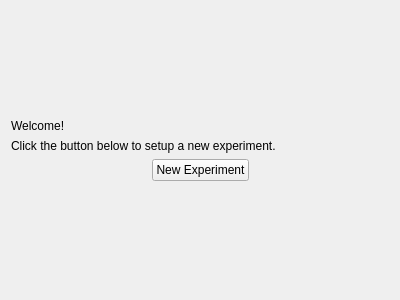
First picture: the form in ObjectTrackMatrix/NewUser.ui, repository parallax-xallaraq/ObjectTrackMatrix, before the edit.
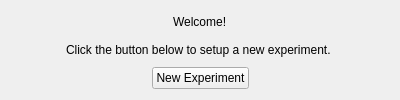
Second picture: the form after the edit.

Patch:
```diff
--- a/ObjectTrackMatrix/NewUser.ui
+++ b/ObjectTrackMatrix/NewUser.ui
@@ -7,36 +7,23 @@
     <x>0</x>
     <y>0</y>
     <width>400</width>
-    <height>300</height>
+    <height>100</height>
    </rect>
   </property>
   <property name="windowTitle">
    <string>Form</string>
   </property>
   <layout class="QVBoxLayout" name="verticalLayout_2">
-   <item>
-    <spacer name="verticalSpacer">
-     <property name="orientation">
-      <enum>Qt::Vertical</enum>
-     </property>
-     <property name="sizeHint" stdset="0">
-      <size>
-       <width>20</width>
-       <height>40</height>
-      </size>
-     </property>
-    </spacer>
-   </item>
    <item>
     <layout class="QVBoxLayout" name="verticalLayout">
-     <item>
+     <item alignment="Qt::AlignHCenter">
       <widget class="QLabel" name="label_welcome">
        <property name="text">
         <string>Welcome!</string>
        </property>
       </widget>
      </item>
-     <item>
+     <item alignment="Qt::AlignHCenter">
       <widget class="QLabel" name="label_instructions">
        <property name="text">
         <string>Click the button below to setup a new experiment. </string>
@@ -82,19 +69,6 @@
      </item>
     </layout>
    </item>
-   <item>
-    <spacer name="verticalSpacer_2">
-     <property name="orientation">
-      <enum>Qt::Vertical</enum>
-     </property>
-     <property name="sizeHint" stdset="0">
-      <size>
-       <width>20</width>
-       <height>40</height>
-      </size>
-     </property>
-    </spacer>
-   </item>
   </layout>
  </widget>
  <resources/>
```
